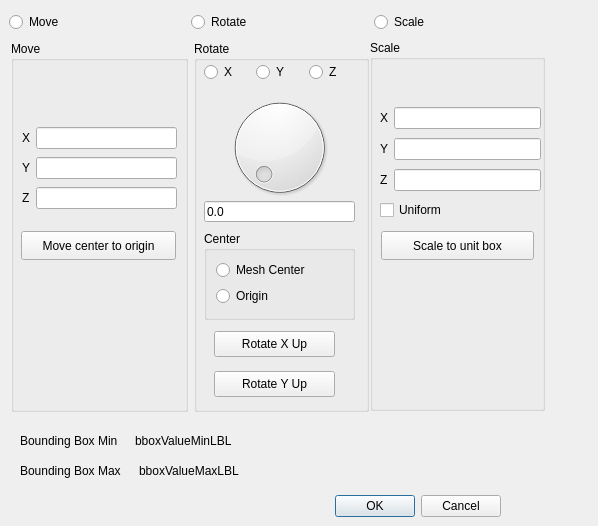
cnr-isti-vclab/meshlab, file src/meshlabplugins/meshfilter/transform.ui: the form before one commit.
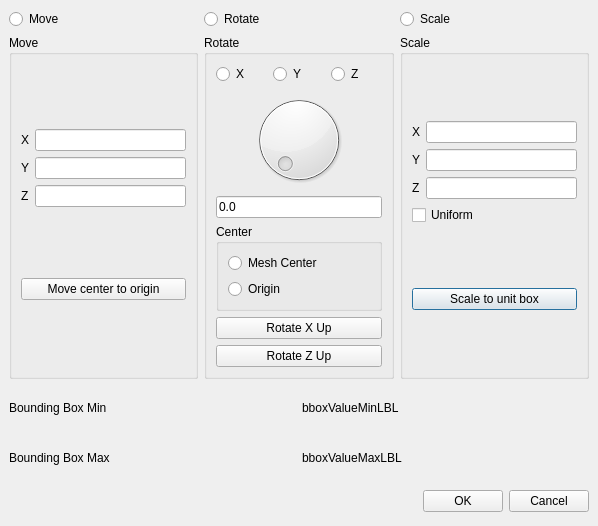
The form after the commit.

Commit message: - restored correct layout in .ui - added rotate around origini / object center

```diff
--- a/src/meshlabplugins/meshfilter/transform.ui
+++ b/src/meshlabplugins/meshfilter/transform.ui
@@ -15,214 +15,105 @@
   <property name="windowTitle" >
    <string>Apply Transform</string>
   </property>
-  <widget class="QWidget" name="layoutWidget_3" >
-   <property name="geometry" >
-    <rect>
-     <x>20</x>
-     <y>460</y>
-     <width>232</width>
-     <height>21</height>
-    </rect>
-   </property>
-   <layout class="QHBoxLayout" >
+  <layout class="QGridLayout" >
     <property name="margin" >
-     <number>0</number>
+    <number>9</number>
     </property>
     <property name="spacing" >
      <number>6</number>
     </property>
-    <item>
-     <widget class="QLabel" name="bboxMaxLBL" >
-      <property name="text" >
-       <string>Bounding Box Max</string>
-      </property>
-     </widget>
-    </item>
-    <item>
-     <widget class="QLabel" name="bboxValueMaxLBL" >
-      <property name="text" >
-       <string>bboxValueMaxLBL</string>
-      </property>
-     </widget>
-    </item>
-   </layout>
-  </widget>
-  <widget class="QWidget" name="layoutWidget" >
-   <property name="geometry" >
-    <rect>
-     <x>20</x>
-     <y>490</y>
-     <width>481</width>
-     <height>33</height>
-    </rect>
-   </property>
-   <layout class="QHBoxLayout" >
-    <property name="margin" >
-     <number>0</number>
-    </property>
-    <property name="spacing" >
-     <number>6</number>
-    </property>
-    <item>
-     <spacer>
-      <property name="orientation" >
-       <enum>Qt::Horizontal</enum>
-      </property>
-      <property name="sizeHint" >
-       <size>
-        <width>131</width>
-        <height>31</height>
-       </size>
-      </property>
-     </spacer>
-    </item>
-    <item>
-     <widget class="QPushButton" name="okButton" >
-      <property name="text" >
-       <string>OK</string>
-      </property>
-     </widget>
-    </item>
-    <item>
-     <widget class="QPushButton" name="cancelButton" >
-      <property name="text" >
-       <string>Cancel</string>
-      </property>
-     </widget>
-    </item>
-   </layout>
-  </widget>
-  <widget class="QWidget" name="layoutWidget_2_2" >
-   <property name="geometry" >
-    <rect>
-     <x>20</x>
-     <y>430</y>
-     <width>224</width>
-     <height>21</height>
-    </rect>
-   </property>
-   <layout class="QHBoxLayout" >
-    <property name="margin" >
-     <number>0</number>
-    </property>
-    <property name="spacing" >
-     <number>6</number>
-    </property>
-    <item>
-     <widget class="QLabel" name="bboxMinLBL" >
-      <property name="text" >
-       <string>Bounding Box Min</string>
-      </property>
-     </widget>
-    </item>
-    <item>
-     <widget class="QLabel" name="bboxValueMinLBL" >
-      <property name="text" >
-       <string>bboxValueMinLBL</string>
-      </property>
-     </widget>
-    </item>
-   </layout>
-  </widget>
-  <widget class="QWidget" name="layoutWidget_2" >
-   <property name="geometry" >
-    <rect>
-     <x>9</x>
-     <y>9</y>
-     <width>541</width>
-     <height>27</height>
-    </rect>
-   </property>
-   <layout class="QHBoxLayout" >
-    <property name="margin" >
-     <number>0</number>
-    </property>
-    <property name="spacing" >
-     <number>6</number>
-    </property>
-    <item>
-     <widget class="QRadioButton" name="isMoveRB" >
-      <property name="text" >
-       <string>Move</string>
-      </property>
-     </widget>
-    </item>
-    <item>
-     <widget class="QRadioButton" name="isRotateRB" >
-      <property name="text" >
-       <string>Rotate</string>
-      </property>
-     </widget>
-    </item>
-    <item>
-     <widget class="QRadioButton" name="isScaleRB" >
-      <property name="text" >
+   <item row="1" column="2" >
+    <widget class="QGroupBox" name="scaleBox" >
+     <property name="title" >
        <string>Scale</string>
       </property>
-     </widget>
-    </item>
-   </layout>
-  </widget>
+     <layout class="QGridLayout" >
+      <property name="margin" >
+       <number>9</number>
+      </property>
+      <property name="spacing" >
+       <number>6</number>
+      </property>
+      <item row="1" column="0" >
+       <widget class="QPushButton" name="scaleUnitPB" >
+        <property name="text" >
+         <string>Scale to unit box</string>
+        </property>
+       </widget>
+      </item>
+      <item row="0" column="0" >
+       <layout class="QGridLayout" >
+        <property name="margin" >
+         <number>0</number>
+        </property>
+        <property name="spacing" >
+         <number>6</number>
+        </property>
+        <item row="2" column="0" >
+         <widget class="QLabel" name="zScaleLBL" >
+          <property name="text" >
+           <string>Z</string>
+          </property>
+          <property name="buddy" >
+           <cstring>zScaleLE</cstring>
+          </property>
+         </widget>
+        </item>
+        <item row="1" column="1" >
+         <widget class="QLineEdit" name="yScaleLE" />
+        </item>
+        <item row="0" column="1" >
+         <widget class="QLineEdit" name="xScaleLE" />
+        </item>
+        <item row="1" column="0" >
+         <widget class="QLabel" name="yScaleLBL" >
+          <property name="text" >
+           <string>Y</string>
+          </property>
+          <property name="buddy" >
+           <cstring>yScaleLE</cstring>
+          </property>
+         </widget>
+        </item>
+        <item row="0" column="0" >
+         <widget class="QLabel" name="xScaleLBL" >
+          <property name="text" >
+           <string>X</string>
+          </property>
+          <property name="buddy" >
+           <cstring>xScaleLE</cstring>
+          </property>
+         </widget>
+        </item>
+        <item row="2" column="1" >
+         <widget class="QLineEdit" name="zScaleLE" />
+        </item>
+        <item row="3" column="0" colspan="2" >
+         <widget class="QCheckBox" name="uniformScaleCB" >
+          <property name="text" >
+           <string>Uniform</string>
+          </property>
+         </widget>
+        </item>
+       </layout>
+      </item>
+     </layout>
+    </widget>
+   </item>
+   <item row="1" column="1" >
   <widget class="QGroupBox" name="rotateBox" >
-   <property name="geometry" >
-    <rect>
-     <x>194</x>
-     <y>41</y>
-     <width>175</width>
-     <height>371</height>
-    </rect>
-   </property>
    <property name="title" >
     <string>Rotate</string>
    </property>
-   <widget class="QWidget" name="layoutWidget_4" >
-    <property name="geometry" >
-     <rect>
-      <x>10</x>
-      <y>20</y>
-      <width>151</width>
-      <height>23</height>
-     </rect>
-    </property>
-    <layout class="QHBoxLayout" >
+     <layout class="QGridLayout" >
      <property name="margin" >
-      <number>0</number>
+       <number>9</number>
      </property>
      <property name="spacing" >
       <number>6</number>
      </property>
-     <item>
-      <widget class="QRadioButton" name="xAxisRB" >
-       <property name="text" >
-        <string>X</string>
-       </property>
-      </widget>
-     </item>
-     <item>
-      <widget class="QRadioButton" name="yAxisRB" >
-       <property name="text" >
-        <string>Y</string>
-       </property>
-      </widget>
-     </item>
-     <item>
-      <widget class="QRadioButton" name="zAxisRB" >
-       <property name="text" >
-        <string>Z</string>
-       </property>
-      </widget>
-     </item>
-    </layout>
-   </widget>
+      <item row="1" column="0" >
    <widget class="QDial" name="rotateDial" >
-    <property name="geometry" >
-     <rect>
-      <x>10</x>
-      <y>50</y>
-      <width>151</width>
-      <height>113</height>
-     </rect>
-    </property>
     <property name="maximum" >
      <number>359</number>
     </property>
@@ -245,31 +136,23 @@
      <bool>false</bool>
     </property>
    </widget>
-   <widget class="QLineEdit" name="rotateLE" >
-    <property name="geometry" >
-     <rect>
-      <x>10</x>
-      <y>160</y>
-      <width>151</width>
-      <height>21</height>
-     </rect>
-    </property>
+      </item>
+      <item row="5" column="0" >
+       <widget class="QPushButton" name="rotateZUpPB" >
+        <property name="text" >
+         <string>Rotate Z Up</string>
+        </property>
+       </widget>
+      </item>
+      <item row="4" column="0" >
+       <widget class="QPushButton" name="rotateXUpPB" >
     <property name="text" >
-     <string>0.0</string>
-    </property>
-    <property name="maxLength" >
-     <number>10</number>
-    </property>
-   </widget>
+         <string>Rotate X Up</string>
+        </property>
+       </widget>
+      </item>
+      <item row="3" column="0" >
    <widget class="QGroupBox" name="centerRotateBox" >
-    <property name="geometry" >
-     <rect>
-      <x>10</x>
-      <y>190</y>
-      <width>151</width>
-      <height>89</height>
-     </rect>
-    </property>
     <property name="title" >
      <string>Center</string>
     </property>
@@ -296,54 +179,71 @@
      </item>
     </layout>
    </widget>
-   <widget class="QPushButton" name="rotateYUpPB" >
-    <property name="geometry" >
-     <rect>
-      <x>20</x>
-      <y>330</y>
-      <width>121</width>
-      <height>26</height>
-     </rect>
-    </property>
+      </item>
+      <item row="2" column="0" >
+       <widget class="QLineEdit" name="rotateLE" >
+        <property name="text" >
+         <string>0.0</string>
+        </property>
+        <property name="maxLength" >
+         <number>10</number>
+        </property>
+       </widget>
+      </item>
+      <item row="0" column="0" >
+       <layout class="QHBoxLayout" >
+        <property name="margin" >
+         <number>0</number>
+        </property>
+        <property name="spacing" >
+         <number>6</number>
+        </property>
+        <item>
+         <widget class="QRadioButton" name="xAxisRB" >
     <property name="text" >
-     <string>Rotate Y Up</string>
-    </property>
-   </widget>
-   <widget class="QPushButton" name="rotateXUpPB" >
-    <property name="geometry" >
-     <rect>
-      <x>20</x>
-      <y>290</y>
-      <width>121</width>
-      <height>26</height>
-     </rect>
-    </property>
+           <string>X</string>
+          </property>
+         </widget>
+        </item>
+        <item>
+         <widget class="QRadioButton" name="yAxisRB" >
+          <property name="text" >
+           <string>Y</string>
+          </property>
+         </widget>
+        </item>
+        <item>
+         <widget class="QRadioButton" name="zAxisRB" >
     <property name="text" >
-     <string>Rotate X Up</string>
-    </property>
-   </widget>
-  </widget>
+           <string>Z</string>
+          </property>
+         </widget>
+        </item>
+       </layout>
+      </item>
+     </layout>
+    </widget>
+   </item>
+   <item row="1" column="0" >
   <widget class="QGroupBox" name="moveBox" >
-   <property name="geometry" >
-    <rect>
-     <x>11</x>
-     <y>41</y>
-     <width>177</width>
-     <height>371</height>
-    </rect>
-   </property>
    <property name="title" >
     <string>Move</string>
    </property>
-   <widget class="QWidget" name="layoutWidget_4_2" >
-    <property name="geometry" >
-     <rect>
-      <x>11</x>
-      <y>84</y>
-      <width>155</width>
-      <height>89</height>
-     </rect>
-    </property>
+     <layout class="QGridLayout" >
+      <property name="margin" >
+       <number>9</number>
+      </property>
+      <property name="spacing" >
+       <number>6</number>
+      </property>
+      <item row="1" column="0" >
+       <widget class="QPushButton" name="mvCenterOriginPB" >
+        <property name="text" >
+         <string>Move center to origin</string>
+        </property>
+       </widget>
+      </item>
+      <item row="0" column="0" >
     <layout class="QGridLayout" >
      <property name="margin" >
       <number>0</number>
@@ -391,42 +291,48 @@
       </widget>
      </item>
     </layout>
-   </widget>
-   <widget class="QPushButton" name="mvCenterOriginPB" >
-    <property name="geometry" >
-     <rect>
-      <x>10</x>
-      <y>190</y>
-      <width>155</width>
-      <height>29</height>
-     </rect>
-    </property>
-    <property name="text" >
-     <string>Move center to origin</string>
-    </property>
-   </widget>
-  </widget>
-  <widget class="QGroupBox" name="scaleBox" >
-   <property name="geometry" >
-    <rect>
-     <x>370</x>
-     <y>40</y>
-     <width>175</width>
-     <height>371</height>
-    </rect>
-   </property>
-   <property name="title" >
-    <string>Scale</string>
-   </property>
-   <widget class="QWidget" name="layoutWidget_5" >
-    <property name="geometry" >
-     <rect>
-      <x>10</x>
-      <y>64</y>
-      <width>161</width>
-      <height>119</height>
-     </rect>
-    </property>
+      </item>
+     </layout>
+    </widget>
+   </item>
+   <item row="3" column="0" colspan="3" >
+    <layout class="QHBoxLayout" >
+     <property name="margin" >
+      <number>0</number>
+     </property>
+     <property name="spacing" >
+      <number>6</number>
+     </property>
+     <item>
+      <spacer>
+       <property name="orientation" >
+        <enum>Qt::Horizontal</enum>
+       </property>
+       <property name="sizeHint" >
+        <size>
+         <width>131</width>
+         <height>31</height>
+        </size>
+       </property>
+      </spacer>
+     </item>
+     <item>
+      <widget class="QPushButton" name="okButton" >
+       <property name="text" >
+        <string>OK</string>
+       </property>
+      </widget>
+     </item>
+     <item>
+      <widget class="QPushButton" name="cancelButton" >
+       <property name="text" >
+        <string>Cancel</string>
+       </property>
+      </widget>
+     </item>
+    </layout>
+   </item>
+   <item row="2" column="0" colspan="3" >
     <layout class="QGridLayout" >
      <property name="margin" >
       <number>0</number>
@@ -434,68 +340,68 @@
      <property name="spacing" >
       <number>6</number>
      </property>
-     <item row="2" column="0" >
-      <widget class="QLabel" name="zScaleLBL" >
-       <property name="text" >
-        <string>Z</string>
-       </property>
-       <property name="buddy" >
-        <cstring>zScaleLE</cstring>
-       </property>
-      </widget>
-     </item>
-     <item row="1" column="1" >
-      <widget class="QLineEdit" name="yScaleLE" />
-     </item>
-     <item row="0" column="1" >
-      <widget class="QLineEdit" name="xScaleLE" />
-     </item>
      <item row="1" column="0" >
-      <widget class="QLabel" name="yScaleLBL" >
+      <widget class="QLabel" name="bboxMaxLBL" >
        <property name="text" >
-        <string>Y</string>
-       </property>
-       <property name="buddy" >
-        <cstring>yScaleLE</cstring>
+        <string>Bounding Box Max</string>
        </property>
       </widget>
      </item>
      <item row="0" column="0" >
-      <widget class="QLabel" name="xScaleLBL" >
+      <widget class="QLabel" name="bboxMinLBL" >
        <property name="text" >
-        <string>X</string>
+        <string>Bounding Box Min</string>
        </property>
-       <property name="buddy" >
-        <cstring>xScaleLE</cstring>
+      </widget>
+     </item>
+     <item row="1" column="1" >
+      <widget class="QLabel" name="bboxValueMaxLBL" >
+       <property name="text" >
+        <string>bboxValueMaxLBL</string>
        </property>
       </widget>
      </item>
-     <item row="2" column="1" >
-      <widget class="QLineEdit" name="zScaleLE" />
-     </item>
-     <item row="3" column="0" colspan="2" >
-      <widget class="QCheckBox" name="uniformScaleCB" >
+     <item row="0" column="1" >
+      <widget class="QLabel" name="bboxValueMinLBL" >
        <property name="text" >
-        <string>Uniform</string>
+        <string>bboxValueMinLBL</string>
        </property>
       </widget>
      </item>
     </layout>
-   </widget>
-   <widget class="QPushButton" name="scaleUnitPB" >
-    <property name="geometry" >
-     <rect>
-      <x>11</x>
-      <y>191</y>
-      <width>153</width>
-      <height>29</height>
-     </rect>
-    </property>
+   </item>
+   <item row="0" column="0" colspan="3" >
+    <layout class="QHBoxLayout" >
+     <property name="margin" >
+      <number>0</number>
+     </property>
+     <property name="spacing" >
+      <number>6</number>
+     </property>
+     <item>
+      <widget class="QRadioButton" name="isMoveRB" >
     <property name="text" >
-     <string>Scale to unit box</string>
-    </property>
-   </widget>
-  </widget>
+        <string>Move</string>
+       </property>
+      </widget>
+     </item>
+     <item>
+      <widget class="QRadioButton" name="isRotateRB" >
+       <property name="text" >
+        <string>Rotate</string>
+       </property>
+      </widget>
+     </item>
+     <item>
+      <widget class="QRadioButton" name="isScaleRB" >
+       <property name="text" >
+        <string>Scale</string>
+       </property>
+      </widget>
+     </item>
+    </layout>
+   </item>
+  </layout>
  </widget>
  <pixmapfunction></pixmapfunction>
  <tabstops>
```
Left out of the diff: 5 changed lines with no effect on the pictures. Lines whose indentation alone changed are shown as unchanged. The commit also changes 2 other files.
